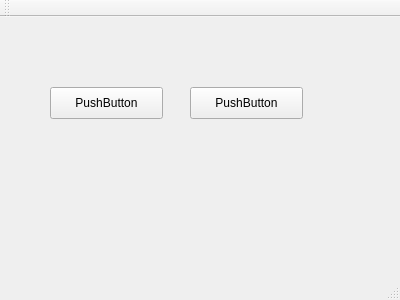
First picture: the form in Forms/mainwindow.ui, repository TJU-SSE-Lab510/PointCloudInteractiveViewer, before the edit.
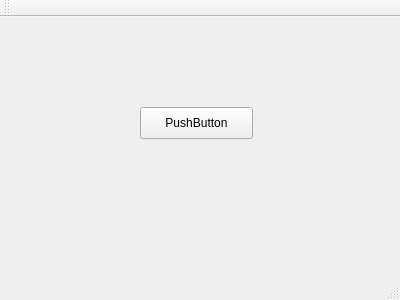
Second picture: the form after the edit.

What changed in the file:
```diff
--- a/Forms/mainwindow.ui
+++ b/Forms/mainwindow.ui
@@ -17,21 +17,8 @@
    <widget class="QPushButton" name="pushButton">
     <property name="geometry">
      <rect>
-      <x>50</x>
-      <y>70</y>
-      <width>113</width>
-      <height>32</height>
-     </rect>
-    </property>
-    <property name="text">
-     <string>PushButton</string>
-    </property>
-   </widget>
-   <widget class="QPushButton" name="pushButton_2">
-    <property name="geometry">
-     <rect>
-      <x>190</x>
-      <y>70</y>
+      <x>140</x>
+      <y>90</y>
       <width>113</width>
       <height>32</height>
      </rect>
```
